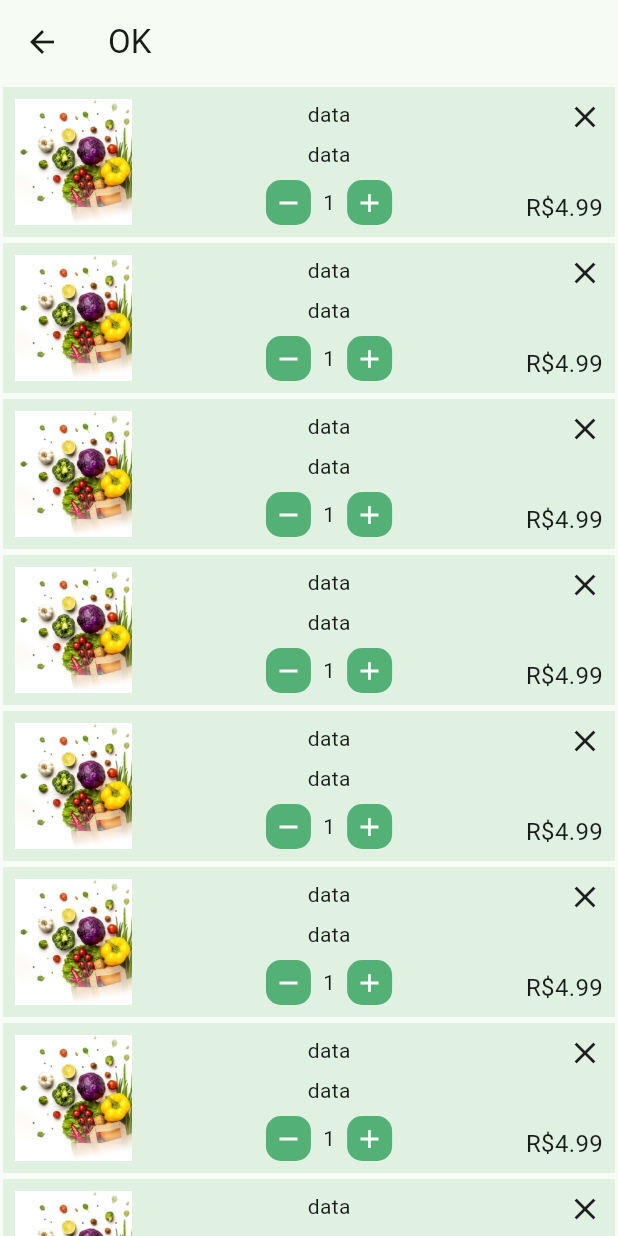
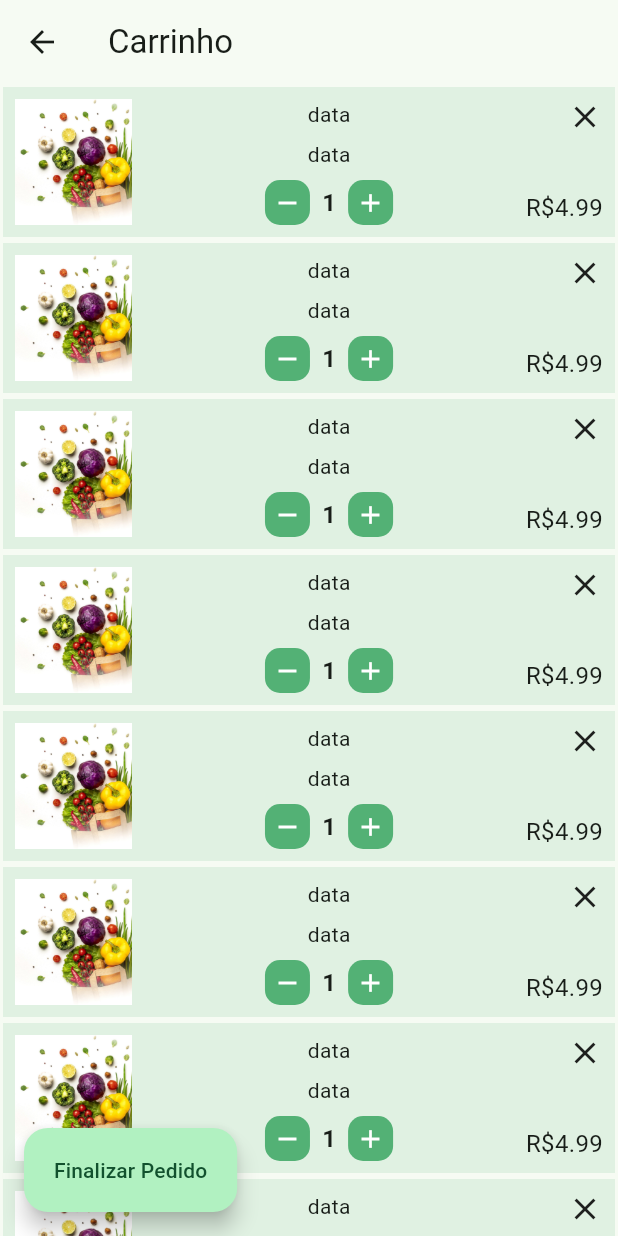
Before and after one commit to mucasantos/dsnoite_flutter_grocery_app, a Flutter app: the CartScreen screen opened directly, on a phone screen of 412 x 824 dp. Run offline on Flutter 3.47's test engine with Material 3 defaults, Android fonts, the phone set to English and light mode, and no system bars; our stand-ins replace dio.

Commit message:
add cart class

```diff
--- a/lib/views/cart_screen.dart
+++ b/lib/views/cart_screen.dart
@@ -14,7 +14,7 @@ class _CartScreenState extends State<CartScreen> {
   Widget build(BuildContext context) {
     return Scaffold(
       appBar: AppBar(
-        title: const Text("OK"),
+        title: const Text("Carrinho"),
       ),
       body: ListView.builder(
         itemCount: items.length,
@@ -22,7 +22,15 @@ class _CartScreenState extends State<CartScreen> {
         //    title: Text(items.first),
         //  ),
         itemBuilder: (context, index) {
-          return Container(
+          return Dismissible(
+            key: Key(items[index]),
+            background: Container(
+              color: Colors.white,
+            ),
+            secondaryBackground: Container(
+              color: const Color.fromARGB(255, 212, 99, 91),
+            ),
+            child: Container(
               padding: const EdgeInsets.all(8),
               margin: const EdgeInsets.all(2),
               color: const Color.fromARGB(35, 83, 177, 117),
@@ -60,7 +68,13 @@ class _CartScreenState extends State<CartScreen> {
                             ),
                             const Padding(
                               padding: EdgeInsets.symmetric(horizontal: 8.0),
-                            child: Text("1"),
+                              child: Text(
+                                "1",
+                                style: TextStyle(
+                                  fontSize: 16,
+                                  fontWeight: FontWeight.bold,
+                                ),
+                              ),
                             ),
                             Container(
                               width: 30,
@@ -97,9 +111,13 @@ class _CartScreenState extends State<CartScreen> {
                       ],
                     )
                   ]),
+            ),
           );
         },
       ),
+      floatingActionButtonLocation: FloatingActionButtonLocation.startFloat,
+      floatingActionButton: FloatingActionButton.extended(
+          label: const Text("Finalizar Pedido"), onPressed: () {}),
     );
   }
 }
```
Also changed, not shown: lib/models/cart.dart (added, +124 -0 lines), 1 other file. Lines whose indentation alone changed are shown as unchanged.
